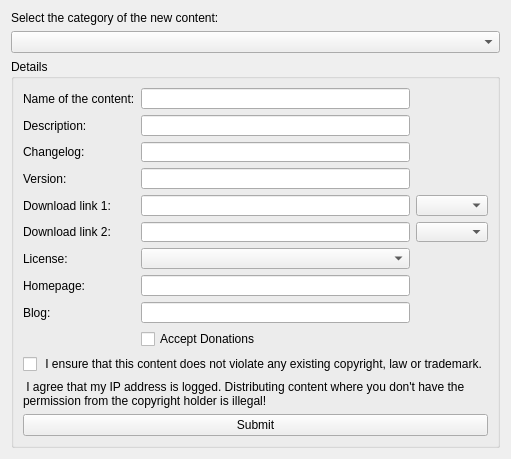
First picture: the form in ocs/example/contentcreation.ui, repository KDE/kdeexamples, before the edit.
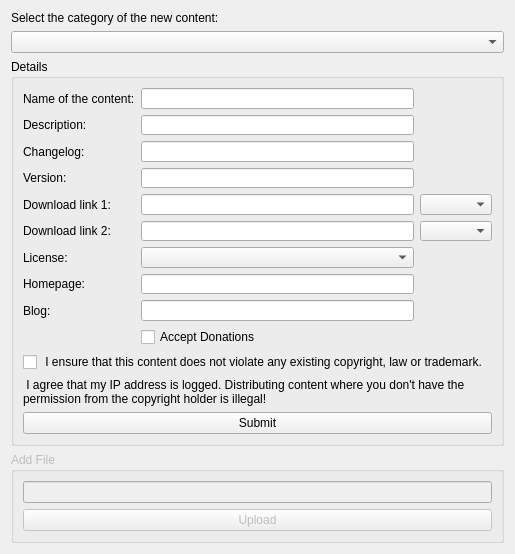
Second picture: the form after the edit.

Diff of the .ui file:
```diff
--- a/ocs/example/contentcreation.ui
+++ b/ocs/example/contentcreation.ui
@@ -6,14 +6,14 @@
    <rect>
     <x>0</x>
     <y>0</y>
-    <width>459</width>
-    <height>459</height>
+    <width>515</width>
+    <height>554</height>
    </rect>
   </property>
   <property name="windowTitle">
    <string>Form</string>
   </property>
-  <layout class="QVBoxLayout" name="verticalLayout">
+  <layout class="QVBoxLayout" name="verticalLayout_3">
    <item>
     <widget class="QLabel" name="currentCategoryLabel">
      <property name="text">
@@ -108,40 +108,27 @@
           </property>
          </widget>
         </item>
-        <item row="8" column="1">
-         <spacer name="verticalSpacer_2">
-          <property name="orientation">
-           <enum>Qt::Vertical</enum>
-          </property>
-          <property name="sizeHint" stdset="0">
-           <size>
-            <width>20</width>
-            <height>40</height>
-           </size>
-          </property>
-         </spacer>
-        </item>
-        <item row="9" column="0">
+        <item row="8" column="0">
          <widget class="QLabel" name="label_14">
           <property name="text">
            <string>Homepage:</string>
           </property>
          </widget>
         </item>
-        <item row="9" column="1">
+        <item row="8" column="1">
          <widget class="QLineEdit" name="homepage"/>
         </item>
-        <item row="10" column="1">
+        <item row="9" column="1">
          <widget class="QLineEdit" name="blog"/>
         </item>
-        <item row="10" column="0">
+        <item row="9" column="0">
          <widget class="QLabel" name="label_15">
           <property name="text">
            <string>Blog:</string>
           </property>
          </widget>
         </item>
-        <item row="11" column="1">
+        <item row="10" column="1">
          <widget class="QCheckBox" name="donations">
           <property name="text">
            <string>Accept Donations</string>
@@ -158,21 +145,7 @@
        </widget>
       </item>
       <item>
-       <layout class="QHBoxLayout" name="horizontalLayout_2">
-        <item>
-         <spacer name="verticalSpacer_3">
-          <property name="orientation">
-           <enum>Qt::Vertical</enum>
-          </property>
-          <property name="sizeHint" stdset="0">
-           <size>
-            <width>20</width>
-            <height>40</height>
-           </size>
-          </property>
-         </spacer>
-        </item>
-       </layout>
+       <layout class="QHBoxLayout" name="horizontalLayout_2"/>
       </item>
       <item>
        <widget class="QLabel" name="currentCategoryLabel_2">
@@ -195,7 +168,30 @@
     </widget>
    </item>
    <item>
-    <layout class="QHBoxLayout" name="horizontalLayout">
+    <widget class="QGroupBox" name="addFileGroup">
+     <property name="enabled">
+      <bool>false</bool>
+     </property>
+     <property name="title">
+      <string>Add File</string>
+     </property>
+     <layout class="QVBoxLayout" name="verticalLayout">
+      <item>
+       <widget class="QLineEdit" name="uploadFile"/>
+      </item>
+      <item>
+       <widget class="QPushButton" name="upload">
+        <property name="text">
+         <string>Upload</string>
+        </property>
+       </widget>
+      </item>
+     </layout>
+    </widget>
+   </item>
+   <item>
+    <layout class="QHBoxLayout" name="horizontalLayout"/>
+   </item>
      <item>
       <spacer name="verticalSpacer">
        <property name="orientation">
@@ -208,8 +204,6 @@
         </size>
        </property>
       </spacer>
-     </item>
-    </layout>
    </item>
   </layout>
  </widget>
```
Lines whose indentation alone changed are shown as unchanged.
